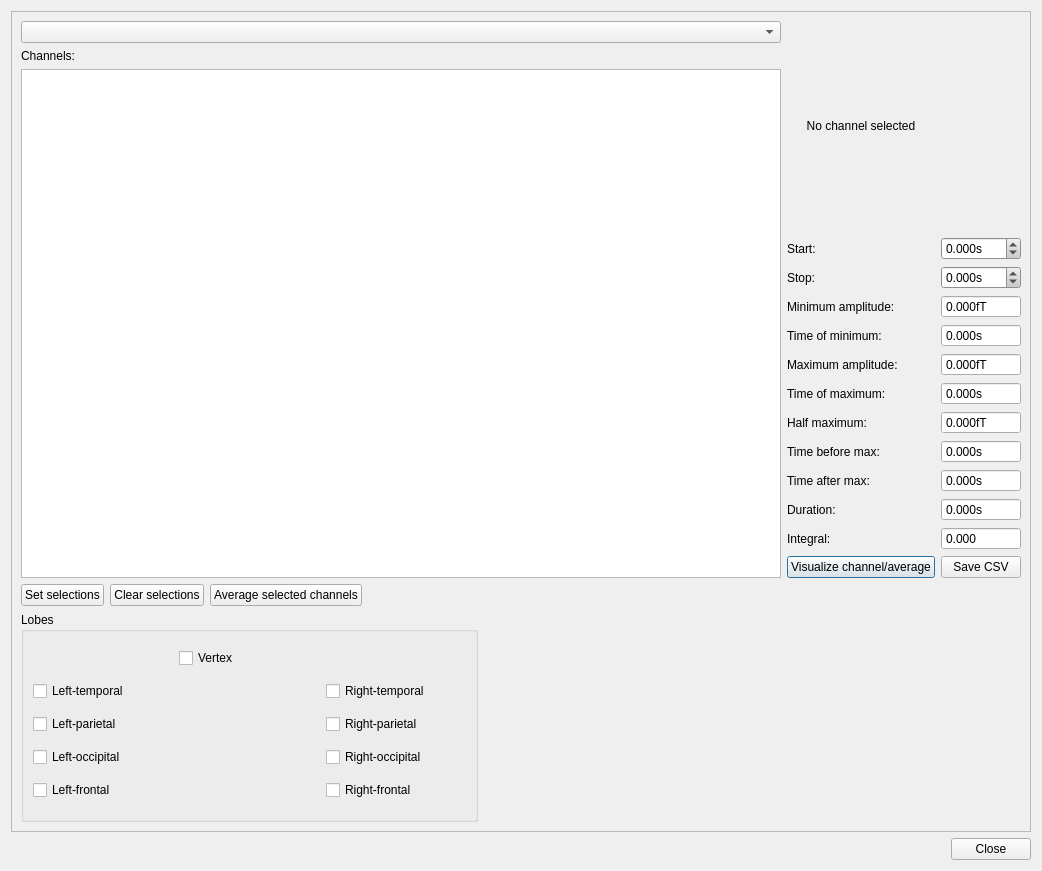
Above: meggie_batch/ui/qt4Designer_ui_files/evokedStatsDialog.ui from cibr-jyu/meggie before the change. Below: the same form after it.
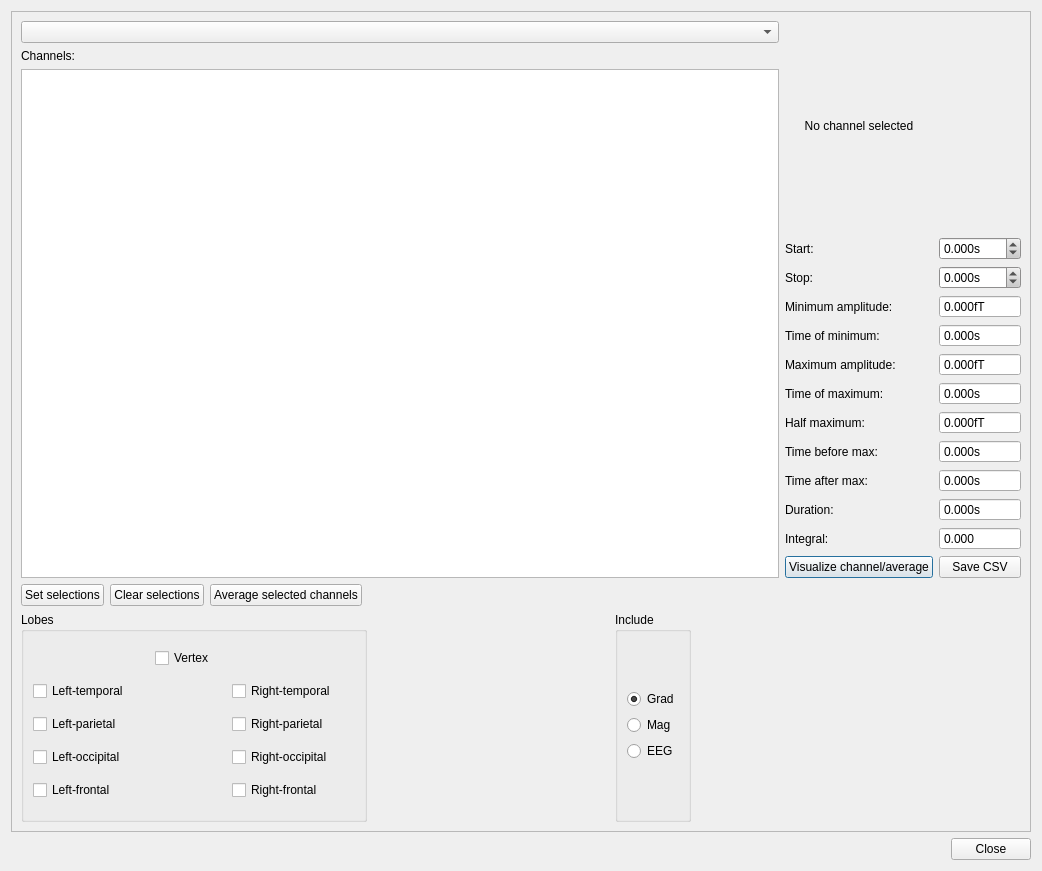
That is the form after the change.

Commit message: Fixes to ui, stats and viz.

```diff
--- a/meggie_batch/ui/qt4Designer_ui_files/evokedStatsDialog.ui
+++ b/meggie_batch/ui/qt4Designer_ui_files/evokedStatsDialog.ui
@@ -992,7 +992,10 @@
           <number>3</number>
          </property>
          <property name="minimum">
-          <double>-99.000000000000000</double>
+          <double>-99999.000000000000000</double>
+         </property>
+         <property name="maximum">
+          <double>99999.990000000005239</double>
          </property>
          <property name="singleStep">
           <double>0.001000000000000</double>
@@ -1053,7 +1056,10 @@
           <number>3</number>
          </property>
          <property name="minimum">
-          <double>-99.000000000000000</double>
+          <double>-99999.000000000000000</double>
+         </property>
+         <property name="maximum">
+          <double>99999.990000000005239</double>
          </property>
          <property name="singleStep">
           <double>0.001000000000000</double>
@@ -1114,7 +1120,10 @@
           <number>3</number>
          </property>
          <property name="minimum">
-          <double>-99.000000000000000</double>
+          <double>-99999.000000000000000</double>
+         </property>
+         <property name="maximum">
+          <double>99999.990000000005239</double>
          </property>
          <property name="singleStep">
           <double>0.001000000000000</double>
@@ -1233,7 +1242,10 @@
           <number>3</number>
          </property>
          <property name="minimum">
-          <double>-99.000000000000000</double>
+          <double>-99999.000000000000000</double>
+         </property>
+         <property name="maximum">
+          <double>99999.990000000005239</double>
          </property>
          <property name="singleStep">
           <double>0.001000000000000</double>
@@ -1257,10 +1269,7 @@
          </property>
         </widget>
        </item>
-       <item row="13" column="1">
-        <layout class="QHBoxLayout" name="horizontalLayout_2"/>
-       </item>
-       <item row="14" column="0" colspan="3">
+       <item row="13" column="0" colspan="3">
         <layout class="QHBoxLayout" name="horizontalLayout_4">
          <item>
           <widget class="QPushButton" name="pushButtonSetSelected">
@@ -1298,7 +1307,7 @@
          </item>
         </layout>
        </item>
-       <item row="15" column="0" colspan="2">
+       <item row="14" column="0" colspan="2">
         <layout class="QHBoxLayout" name="horizontalLayout_3">
          <item>
           <widget class="QGroupBox" name="groupBoxLobes">
@@ -1556,6 +1565,65 @@
            <zorder>horizontalSpacer_4</zorder>
           </widget>
          </item>
+         <item>
+          <spacer name="horizontalSpacer">
+           <property name="orientation">
+            <enum>Qt::Horizontal</enum>
+           </property>
+           <property name="sizeHint" stdset="0">
+            <size>
+             <width>40</width>
+             <height>20</height>
+            </size>
+           </property>
+          </spacer>
+         </item>
+         <item>
+          <widget class="QGroupBox" name="groupBox">
+           <property name="title">
+            <string>Include</string>
+           </property>
+           <layout class="QGridLayout" name="gridLayout_3">
+            <item row="0" column="0">
+             <layout class="QVBoxLayout" name="verticalLayout_2">
+              <item>
+               <widget class="QRadioButton" name="radioButtonGrad">
+                <property name="text">
+                 <string>Grad</string>
+                </property>
+                <property name="checked">
+                 <bool>true</bool>
+                </property>
+                <attribute name="buttonGroup">
+                 <string notr="true">buttonGroup</string>
+                </attribute>
+               </widget>
+              </item>
+              <item>
+               <widget class="QRadioButton" name="radioButtonMag">
+                <property name="text">
+                 <string>Mag</string>
+                </property>
+                <attribute name="buttonGroup">
+                 <string notr="true">buttonGroup</string>
+                </attribute>
+               </widget>
+              </item>
+              <item>
+               <widget class="QRadioButton" name="radioButtonEeg">
+                <property name="text">
+                 <string>EEG</string>
+                </property>
+                <attribute name="buttonGroup">
+                 <string notr="true">buttonGroup</string>
+                </attribute>
+               </widget>
+              </item>
+             </layout>
+            </item>
+           </layout>
+          </widget>
+         </item>
          <item>
           <spacer name="horizontalSpacer_8">
            <property name="orientation">
```
Left out of the diff: 3 changed lines with no effect on the pictures. The commit also changes 11 other files.
